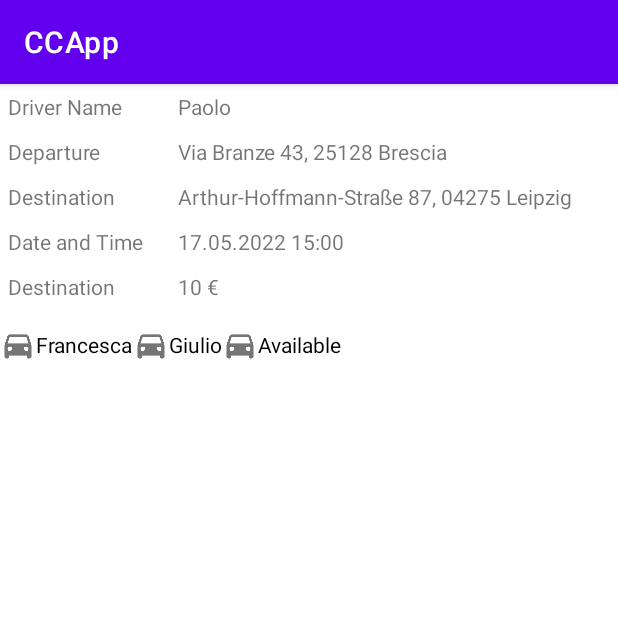
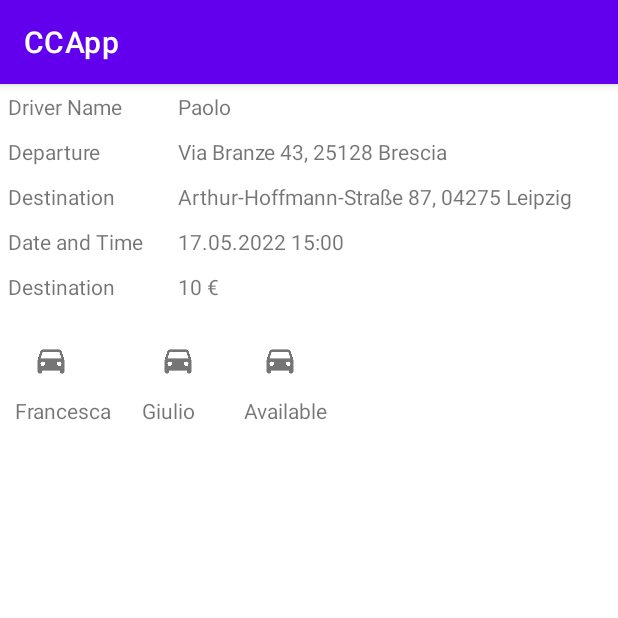
Before and after one commit to FS93/CCApp, an Android app: the RideRecordActivity screen opened directly, with no data from a screen before it, on a phone screen of 412 x 824 dp, the top half of it. Run offline under Robolectric (Android 15) with nearby library versions, the phone set to English and light mode, and no system bars.

Commit message:
Changed Preferences in Ride Dialogue & RideRecordActivity Checkbox

```diff
--- a/app/src/main/java/com/example/ccapp/PassengerAdapter.kt
+++ b/app/src/main/java/com/example/ccapp/PassengerAdapter.kt
@@ -21,7 +21,7 @@ class PassengerAdapter(var passengers: List<Passenger>) : RecyclerView.Adapter<P
 
 
         holder.itemView.apply {
-            passengerCheckbox.text = passengers[position].name
+            passengerName.text = passengers[position].name
             passengerCheckbox.isSelected = passengers[position].seatTaken
         }
     }
--- a/app/src/main/res/layout/item_passenger_checkbox.xml
+++ b/app/src/main/res/layout/item_passenger_checkbox.xml
@@ -1,11 +1,28 @@
 <?xml version="1.0" encoding="utf-8"?>
-<CheckBox xmlns:android="http://schemas.android.com/apk/res/android"
-    android:id="@+id/passengerCheckbox"
+<androidx.constraintlayout.widget.ConstraintLayout xmlns:tools="http://schemas.android.com/tools"
     android:layout_width="wrap_content"
     android:layout_height="wrap_content"
-    android:button="@drawable/ic_car"
-    android:text="Paolo"
-    android:clickable="false">
+    xmlns:android="http://schemas.android.com/apk/res/android"
+    xmlns:app="http://schemas.android.com/apk/res-auto"
+    android:layout_margin="10dp">
 
 
-</CheckBox>
+    <CheckBox
+        android:id="@+id/passengerCheckbox"
+        android:layout_width="wrap_content"
+        android:layout_height="wrap_content"
+        android:button="@drawable/ic_car"
+        app:centerIfNoTextEnabled="true"
+       />
+
+    <TextView
+        android:id="@+id/passengerName"
+        android:layout_width="wrap_content"
+        android:layout_height="match_parent"
+        app:layout_constraintStart_toStartOf="parent"
+        android:layout_marginStart="0dp"
+        app:layout_constraintTop_toBottomOf="@id/passengerCheckbox"
+        android:text="Paolo">
+    </TextView>
+
+</androidx.constraintlayout.widget.ConstraintLayout>
```
Also changed, not shown: app/src/main/res/layout/fragment_ride_dialog5.xml (+15 -8 lines).
